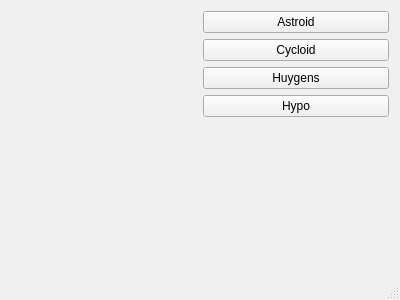
First picture: the form in mainwindow.ui, repository adrianB3/QtThings, before the edit.
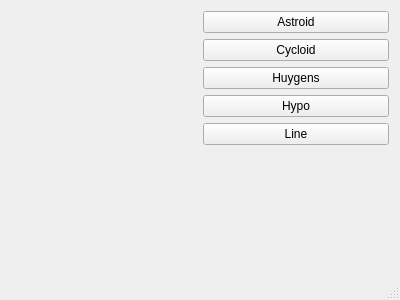
Second picture: the form after the edit. Custom widgets are drawn as their Qt base class.

Commit message: render line with parametric eq

Diff of the .ui file:
```diff
--- a/mainwindow.ui
+++ b/mainwindow.ui
@@ -50,6 +50,13 @@
           </property>
          </widget>
         </item>
+        <item>
+         <widget class="QPushButton" name="btnLine">
+          <property name="text">
+           <string>Line</string>
+          </property>
+         </widget>
+        </item>
         <item>
          <spacer name="verticalSpacer">
           <property name="orientation">
```
The commit also changes 4 other files.
